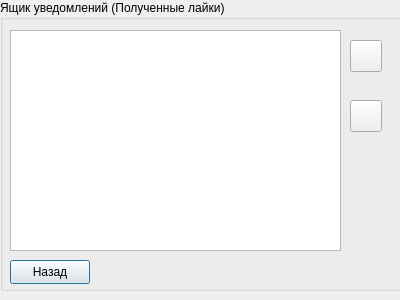
Above: forms/fourth.ui from YupiSoftwarePunk/Flirt-Finder before the change. Below: the same form after it.
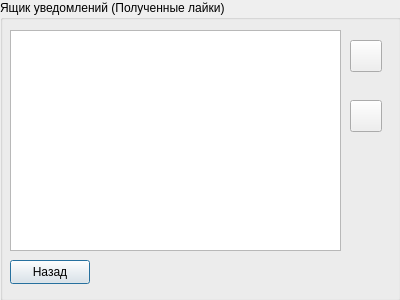
That is the form after the change. Icons and pictures are not drawn.

What changed in the file:
```diff
--- a/forms/fourth.ui
+++ b/forms/fourth.ui
@@ -19,7 +19,7 @@
      <x>0</x>
      <y>0</y>
      <width>401</width>
-     <height>291</height>
+     <height>301</height>
     </rect>
    </property>
    <property name="title">
```
